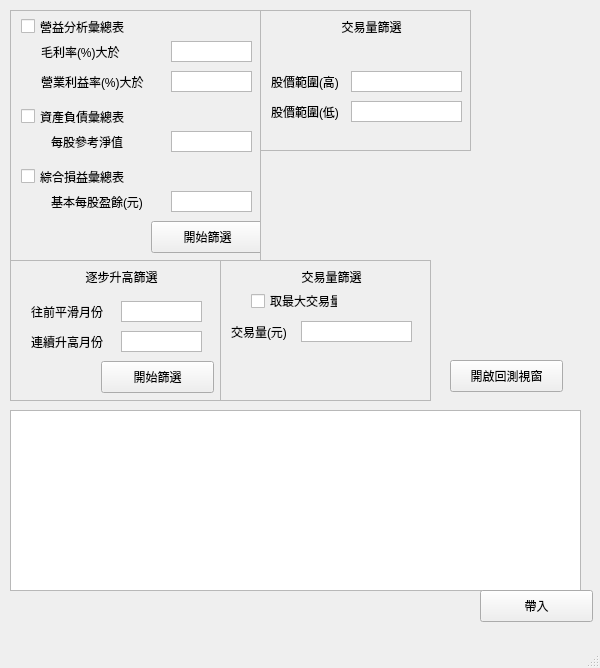
The window that UI_pick.ui (bjioljlo/StockHistory) describes before a commit, drawn with Qt 5.
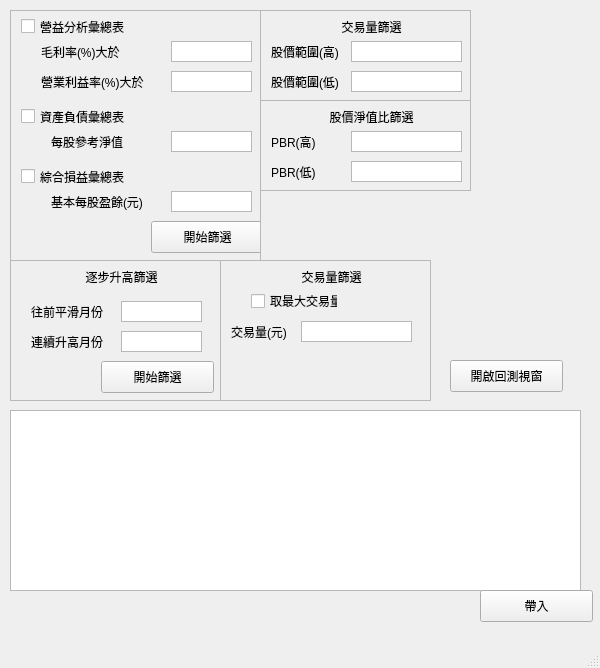
The same window after the commit.

Commit message: 新增ＰＢＲ篩選

Patch:
```diff
--- a/UI_pick.ui
+++ b/UI_pick.ui
@@ -438,7 +438,7 @@
       <x>260</x>
       <y>10</y>
       <width>211</width>
-      <height>141</height>
+      <height>91</height>
      </rect>
     </property>
     <property name="widgetResizable">
@@ -450,14 +450,14 @@
        <x>0</x>
        <y>0</y>
        <width>209</width>
-       <height>139</height>
+       <height>89</height>
       </rect>
      </property>
      <widget class="QTextEdit" name="input_price_high">
       <property name="geometry">
        <rect>
         <x>90</x>
-        <y>60</y>
+        <y>30</y>
         <width>111</width>
         <height>21</height>
        </rect>
@@ -473,7 +473,7 @@
       <property name="geometry">
        <rect>
         <x>10</x>
-        <y>60</y>
+        <y>30</y>
         <width>101</width>
         <height>21</height>
        </rect>
@@ -502,7 +502,7 @@
       <property name="geometry">
        <rect>
         <x>10</x>
-        <y>90</y>
+        <y>60</y>
         <width>101</width>
         <height>21</height>
        </rect>
@@ -515,7 +515,104 @@
       <property name="geometry">
        <rect>
         <x>90</x>
-        <y>90</y>
+        <y>60</y>
+        <width>111</width>
+        <height>21</height>
+       </rect>
+      </property>
+      <property name="verticalScrollBarPolicy">
+       <enum>Qt::ScrollBarAlwaysOff</enum>
+      </property>
+      <property name="horizontalScrollBarPolicy">
+       <enum>Qt::ScrollBarAlwaysOff</enum>
+      </property>
+     </widget>
+    </widget>
+   </widget>
+   <widget class="QScrollArea" name="scrollArea_5">
+    <property name="geometry">
+     <rect>
+      <x>260</x>
+      <y>100</y>
+      <width>211</width>
+      <height>91</height>
+     </rect>
+    </property>
+    <property name="widgetResizable">
+     <bool>true</bool>
+    </property>
+    <widget class="QWidget" name="scrollAreaWidgetContents_5">
+     <property name="geometry">
+      <rect>
+       <x>0</x>
+       <y>0</y>
+       <width>209</width>
+       <height>89</height>
+      </rect>
+     </property>
+     <widget class="QTextEdit" name="input_PBR_high">
+      <property name="geometry">
+       <rect>
+        <x>90</x>
+        <y>30</y>
+        <width>111</width>
+        <height>21</height>
+       </rect>
+      </property>
+      <property name="verticalScrollBarPolicy">
+       <enum>Qt::ScrollBarAlwaysOff</enum>
+      </property>
+      <property name="horizontalScrollBarPolicy">
+       <enum>Qt::ScrollBarAlwaysOff</enum>
+      </property>
+     </widget>
+     <widget class="QLabel" name="label_13">
+      <property name="geometry">
+       <rect>
+        <x>10</x>
+        <y>30</y>
+        <width>101</width>
+        <height>21</height>
+       </rect>
+      </property>
+      <property name="text">
+       <string>PBR(高)</string>
+      </property>
+     </widget>
+     <widget class="QLabel" name="label_14">
+      <property name="geometry">
+       <rect>
+        <x>60</x>
+        <y>0</y>
+        <width>101</width>
+        <height>31</height>
+       </rect>
+      </property>
+      <property name="text">
+       <string>股價淨值比篩選</string>
+      </property>
+      <property name="alignment">
+       <set>Qt::AlignCenter</set>
+      </property>
+     </widget>
+     <widget class="QLabel" name="label_15">
+      <property name="geometry">
+       <rect>
+        <x>10</x>
+        <y>60</y>
+        <width>101</width>
+        <height>21</height>
+       </rect>
+      </property>
+      <property name="text">
+       <string>PBR(低)</string>
+      </property>
+     </widget>
+     <widget class="QTextEdit" name="input_PBR_low">
+      <property name="geometry">
+       <rect>
+        <x>90</x>
+        <y>60</y>
         <width>111</width>
         <height>21</height>
        </rect>
```
The commit also changes 4 other files.
